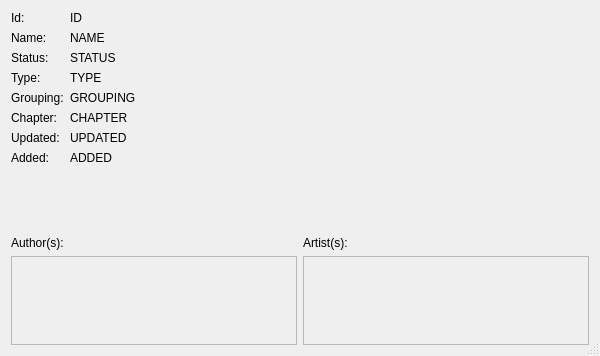
Old version of the form src/UI/WorkPage/WorkPage.ui in the repository NikolaRoev/Tracker.
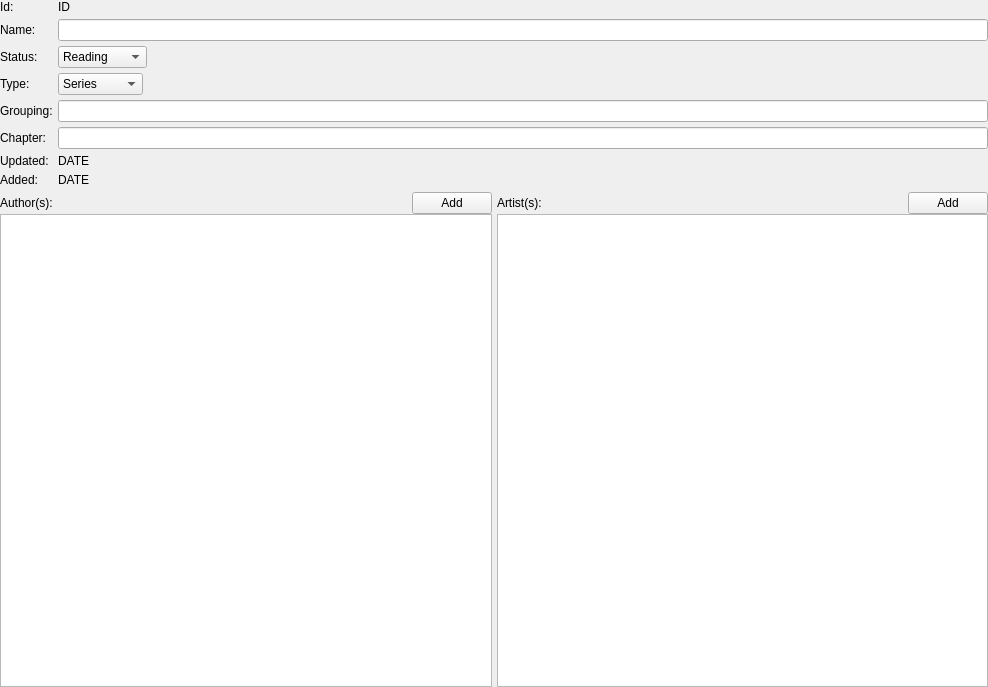
New version of the form.

Commit message: Implemented WorkPage. Some UI fix ups.

```diff
--- a/src/UI/WorkPage/WorkPage.ui
+++ b/src/UI/WorkPage/WorkPage.ui
@@ -1,49 +1,38 @@
 <?xml version="1.0" encoding="UTF-8"?>
 <ui version="4.0">
  <class>WorkPage</class>
- <widget class="QDialog" name="WorkPage">
+ <widget class="QWidget" name="WorkPage">
   <property name="geometry">
    <rect>
     <x>0</x>
     <y>0</y>
-    <width>600</width>
-    <height>356</height>
+    <width>988</width>
+    <height>687</height>
    </rect>
   </property>
-  <property name="sizePolicy">
-   <sizepolicy hsizetype="Preferred" vsizetype="Preferred">
-    <horstretch>0</horstretch>
-    <verstretch>0</verstretch>
-   </sizepolicy>
-  </property>
   <property name="windowTitle">
    <string>Dialog</string>
   </property>
-  <property name="sizeGripEnabled">
-   <bool>true</bool>
-  </property>
-  <layout class="QVBoxLayout" name="verticalLayout" stretch="2,1">
+  <layout class="QVBoxLayout" name="verticalLayout_3" stretch="0,0">
+   <property name="spacing">
+    <number>5</number>
+   </property>
+   <property name="leftMargin">
+    <number>0</number>
+   </property>
+   <property name="topMargin">
+    <number>0</number>
+   </property>
+   <property name="rightMargin">
+    <number>0</number>
+   </property>
+   <property name="bottomMargin">
+    <number>0</number>
+   </property>
    <item>
     <layout class="QFormLayout" name="formLayout">
-     <item row="1" column="0">
-      <widget class="QLabel" name="label_3">
-       <property name="text">
-        <string>Name:</string>
-       </property>
-      </widget>
-     </item>
-     <item row="1" column="1">
-      <widget class="QLabel" name="nameLabel">
-       <property name="text">
-        <string>NAME</string>
-       </property>
-       <property name="textInteractionFlags">
-        <set>Qt::LinksAccessibleByMouse|Qt::TextSelectableByMouse</set>
-       </property>
-      </widget>
-     </item>
      <item row="0" column="0">
-      <widget class="QLabel" name="label_5">
+      <widget class="QLabel" name="label_3">
        <property name="text">
         <string>Id:</string>
        </property>
@@ -54,43 +43,75 @@
        <property name="text">
         <string>ID</string>
        </property>
-       <property name="textInteractionFlags">
-        <set>Qt::LinksAccessibleByMouse|Qt::TextSelectableByMouse</set>
+      </widget>
+     </item>
+     <item row="1" column="0">
+      <widget class="QLabel" name="label_5">
+       <property name="text">
+        <string>Name:</string>
        </property>
       </widget>
      </item>
+     <item row="1" column="1">
+      <widget class="QLineEdit" name="nameLineEdit"/>
+     </item>
      <item row="2" column="0">
-      <widget class="QLabel" name="label_7">
+      <widget class="QLabel" name="label_6">
        <property name="text">
         <string>Status:</string>
        </property>
       </widget>
      </item>
      <item row="2" column="1">
-      <widget class="QLabel" name="statusLabel">
-       <property name="text">
-        <string>STATUS</string>
+      <widget class="QComboBox" name="statusComboBox">
+       <property name="sizePolicy">
+        <sizepolicy hsizetype="Maximum" vsizetype="Fixed">
+         <horstretch>0</horstretch>
+         <verstretch>0</verstretch>
+        </sizepolicy>
        </property>
-       <property name="textInteractionFlags">
-        <set>Qt::LinksAccessibleByMouse|Qt::TextSelectableByMouse</set>
-       </property>
+       <item>
+        <property name="text">
+         <string>Reading</string>
+        </property>
+       </item>
+       <item>
+        <property name="text">
+         <string>Completed</string>
+        </property>
+       </item>
       </widget>
      </item>
      <item row="3" column="0">
-      <widget class="QLabel" name="label_9">
+      <widget class="QLabel" name="label_7">
        <property name="text">
         <string>Type:</string>
        </property>
       </widget>
      </item>
      <item row="3" column="1">
-      <widget class="QLabel" name="typeLabel">
-       <property name="text">
-        <string>TYPE</string>
+      <widget class="QComboBox" name="typeComboBox">
+       <property name="sizePolicy">
+        <sizepolicy hsizetype="Maximum" vsizetype="Fixed">
+         <horstretch>0</horstretch>
+         <verstretch>0</verstretch>
+        </sizepolicy>
        </property>
-       <property name="textInteractionFlags">
-        <set>Qt::LinksAccessibleByMouse|Qt::TextSelectableByMouse</set>
-       </property>
+       <item>
+        <property name="text">
+         <string>Series</string>
+        </property>
+       </item>
+       <item>
+        <property name="text">
+         <string>One Shot</string>
+        </property>
+       </item>
+       <item>
+        <property name="text">
+         <string>Anthology</string>
+        </property>
+       </item>
       </widget>
      </item>
      <item row="4" column="0">
@@ -101,31 +122,17 @@
       </widget>
      </item>
      <item row="4" column="1">
-      <widget class="QLabel" name="groupingLabel">
-       <property name="text">
-        <string>GROUPING</string>
-       </property>
-       <property name="textInteractionFlags">
-        <set>Qt::LinksAccessibleByMouse|Qt::TextSelectableByMouse</set>
-       </property>
-      </widget>
+      <widget class="QLineEdit" name="groupingLineEdit"/>
      </item>
      <item row="5" column="0">
-      <widget class="QLabel" name="label_13">
+      <widget class="QLabel" name="label_9">
        <property name="text">
         <string>Chapter:</string>
        </property>
       </widget>
      </item>
      <item row="5" column="1">
-      <widget class="QLabel" name="chapterLabel">
-       <property name="text">
-        <string>CHAPTER</string>
-       </property>
-       <property name="textInteractionFlags">
-        <set>Qt::LinksAccessibleByMouse|Qt::TextSelectableByMouse</set>
-       </property>
-      </widget>
+      <widget class="QLineEdit" name="chapterLineEdit"/>
      </item>
      <item row="6" column="0">
       <widget class="QLabel" name="label_15">
@@ -137,10 +144,7 @@
      <item row="6" column="1">
       <widget class="QLabel" name="updated_label">
        <property name="text">
-        <string>UPDATED</string>
-       </property>
-       <property name="textInteractionFlags">
-        <set>Qt::LinksAccessibleByMouse|Qt::TextSelectableByMouse</set>
+        <string>DATE</string>
        </property>
       </widget>
      </item>
@@ -154,37 +158,65 @@
      <item row="7" column="1">
       <widget class="QLabel" name="addedLabel">
        <property name="text">
-        <string>ADDED</string>
-       </property>
-       <property name="textInteractionFlags">
-        <set>Qt::LinksAccessibleByMouse|Qt::TextSelectableByMouse</set>
+        <string>DATE</string>
        </property>
       </widget>
      </item>
     </layout>
    </item>
    <item>
-    <layout class="QHBoxLayout" name="horizontalLayout">
+    <layout class="QHBoxLayout" name="horizontalLayout_3">
+     <property name="spacing">
+      <number>5</number>
+     </property>
      <item>
-      <layout class="QVBoxLayout" name="verticalLayout_2">
+      <layout class="QVBoxLayout" name="verticalLayout">
+       <property name="spacing">
+        <number>0</number>
+       </property>
        <item>
-        <widget class="QLabel" name="label">
-         <property name="text">
-          <string>Author(s):</string>
-         </property>
-        </widget>
+        <layout class="QHBoxLayout" name="horizontalLayout">
+         <item>
+          <widget class="QLabel" name="label">
+           <property name="text">
+            <string>Author(s):</string>
+           </property>
+          </widget>
+         </item>
+         <item>
+          <widget class="QPushButton" name="authorPushButton">
+           <property name="sizePolicy">
+            <sizepolicy hsizetype="Maximum" vsizetype="Fixed">
+             <horstretch>0</horstretch>
+             <verstretch>0</verstretch>
+            </sizepolicy>
+           </property>
+           <property name="text">
+            <string>Add</string>
+           </property>
+          </widget>
+         </item>
+        </layout>
        </item>
        <item>
         <widget class="QListWidget" name="authorListWidget">
-         <property name="enabled">
-          <bool>false</bool>
-         </property>
          <property name="sizePolicy">
           <sizepolicy hsizetype="Expanding" vsizetype="Expanding">
            <horstretch>0</horstretch>
            <verstretch>0</verstretch>
           </sizepolicy>
          </property>
+         <property name="font">
+          <font>
+           <family>Consolas</family>
+          </font>
+         </property>
+         <property name="contextMenuPolicy">
+          <enum>Qt::CustomContextMenu</enum>
+         </property>
+         <property name="editTriggers">
+          <set>QAbstractItemView::NoEditTriggers</set>
+         </property>
          <property name="alternatingRowColors">
           <bool>true</bool>
          </property>
@@ -196,24 +228,46 @@
       </layout>
      </item>
      <item>
-      <layout class="QVBoxLayout" name="verticalLayout_3">
+      <layout class="QVBoxLayout" name="verticalLayout_2">
+       <property name="spacing">
+        <number>0</number>
+       </property>
        <item>
-        <widget class="QLabel" name="label_2">
-         <property name="text">
-          <string>Artist(s):</string>
-         </property>
-        </widget>
+        <layout class="QHBoxLayout" name="horizontalLayout_2">
+         <item>
+          <widget class="QLabel" name="label_2">
+           <property name="text">
+            <string>Artist(s):</string>
+           </property>
+          </widget>
+         </item>
+         <item>
+          <widget class="QPushButton" name="artistPushButton">
+           <property name="sizePolicy">
+            <sizepolicy hsizetype="Maximum" vsizetype="Fixed">
+             <horstretch>0</horstretch>
+             <verstretch>0</verstretch>
+            </sizepolicy>
+           </property>
+           <property name="text">
+            <string>Add</string>
+           </property>
+          </widget>
+         </item>
+        </layout>
        </item>
        <item>
         <widget class="QListWidget" name="artistListWidget">
-         <property name="enabled">
-          <bool>false</bool>
+         <property name="font">
+          <font>
+           <family>Consolas</family>
+          </font>
          </property>
-         <property name="sizePolicy">
-          <sizepolicy hsizetype="Expanding" vsizetype="Expanding">
-           <horstretch>0</horstretch>
-           <verstretch>0</verstretch>
-          </sizepolicy>
+         <property name="contextMenuPolicy">
+          <enum>Qt::CustomContextMenu</enum>
+         </property>
+         <property name="editTriggers">
+          <set>QAbstractItemView::NoEditTriggers</set>
          </property>
          <property name="alternatingRowColors">
           <bool>true</bool>
```
Left out of the diff: 16 changed lines with no effect on the pictures. The commit also changes 14 other files.
